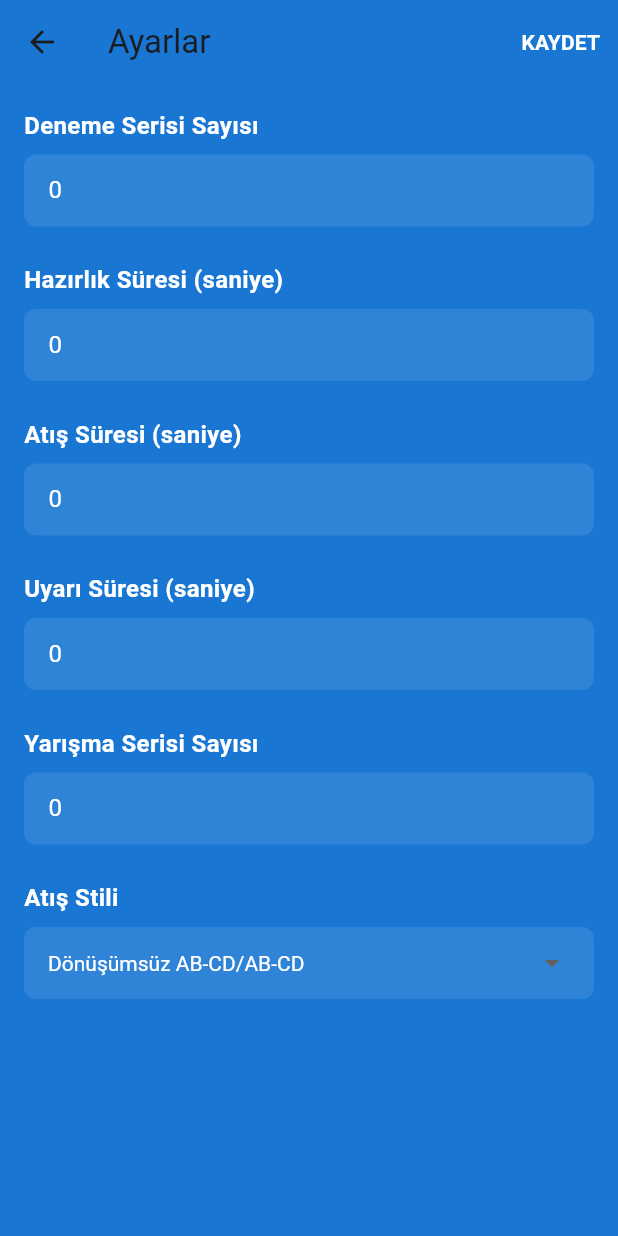
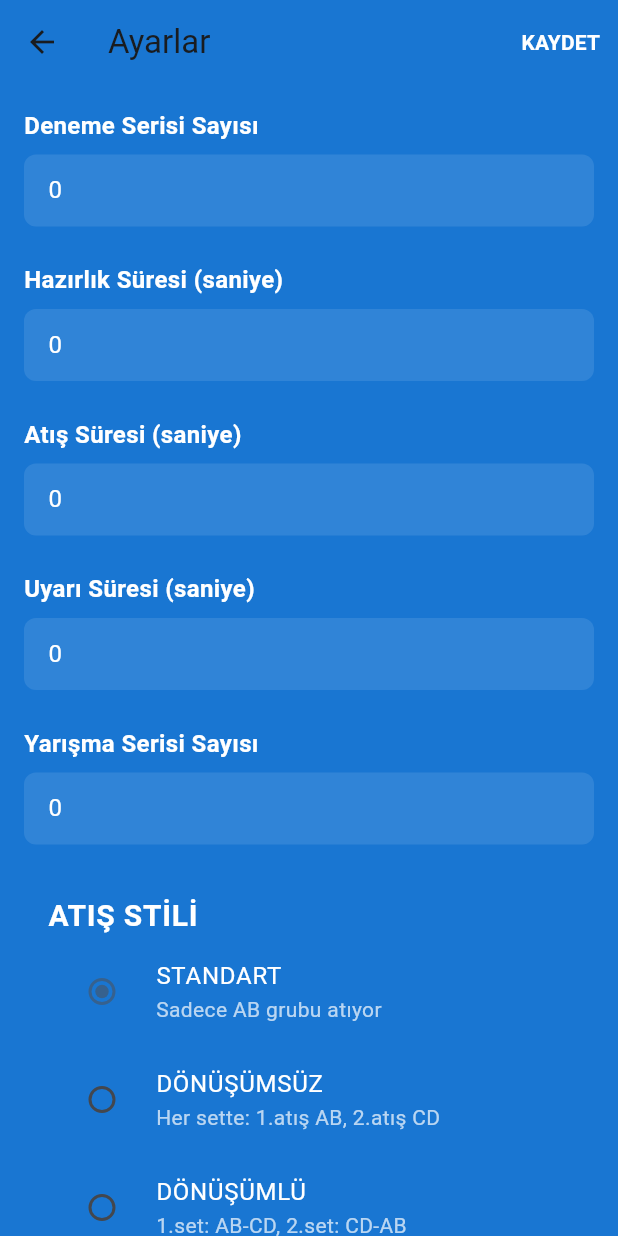
Before and after one commit to hasanali8334/archery_timer, a Flutter app: the SettingsScreen screen opened directly with empty values, on a phone screen of 412 x 824 dp. Run offline on Flutter 3.47's test engine with Material 3 defaults, Android fonts, the phone set to English and light mode, and no system bars; our stand-ins replace audioplayers, shared_preferences; accounts and stored records are empty.

Commit message:
Atış stilleri güncellendi: - ShootingStyle enum'u models klasörüne taşındı - Yeni stiller: standard, alternating, rotating - Settings Screen'de stil seçimi radio butonlarla yapılıyor - Varsayılan stil alternating olarak ayarlandı

```diff
--- a/lib/models/shooting_style.dart
+++ b/lib/models/shooting_style.dart
@@ -1,5 +1,5 @@
 enum ShootingStyle {
-  donusumsuzABCD, // AB-CD/AB-CD: 1.atış AB, 2.atış CD, 3.atış AB, 4.atış CD
-  donusumluABCD, // AB-CD/CD-AB: 1.atış AB, 2.atış CD, 3.atış CD, 4.atış AB
-  standart, // Tek atış AB hedefine
+  standard,    // Sadece AB grubu atıyor
+  alternating, // Dönüşümsüz: Her sette AB sonra CD
+  rotating     // Dönüşümlü: 1. set AB-CD, 2. set CD-AB
 }
--- a/lib/screens/settings_screen.dart
+++ b/lib/screens/settings_screen.dart
@@ -317,49 +317,28 @@ class _SettingsScreenState extends State<SettingsScreen> {
                 ),
               ),
               const SizedBox(height: 24),
-              const Text(
-                'Atış Stili',
+              ListTile(
+                title: const Text(
+                  'ATIŞ STİLİ',
                   style: TextStyle(
                     color: Colors.white,
-                  fontSize: 16,
+                    fontSize: 20,
                     fontWeight: FontWeight.bold,
                   ),
                 ),
-              const SizedBox(height: 8),
-              Container(
-                decoration: BoxDecoration(
-                  color: Colors.white.withOpacity(0.1),
-                  borderRadius: BorderRadius.circular(8),
+                subtitle: Column(
+                  children: [
+                    RadioListTile<ShootingStyle>(
+                      title: const Text(
+                        'STANDART',
+                        style: TextStyle(color: Colors.white),
                       ),
-                padding: const EdgeInsets.symmetric(horizontal: 16),
-                child: DropdownButton<ShootingStyle>(
-                  value: _shootingStyle,
-                  dropdownColor: Colors.blue.shade800,
-                  isExpanded: true,
-                  underline: Container(),
-                  style: const TextStyle(color: Colors.white),
-                  items:
-                      ShootingStyle.values.map((ShootingStyle style) {
-                        String styleText;
-                        switch (style) {
-                          case ShootingStyle.standart:
-                            styleText = 'Standart AB';
-                            break;
-                          case ShootingStyle.donusumsuzABCD:
-                            styleText = 'Dönüşümsüz AB-CD/AB-CD';
-                            break;
-                          case ShootingStyle.donusumluABCD:
-                            styleText = 'Dönüşümlü AB-CD/CD-AB';
-                            break;
-                        }
-                        return DropdownMenuItem<ShootingStyle>(
-                          value: style,
-                          child: Text(
-                            styleText,
-                            style: const TextStyle(color: Colors.white),
+                      subtitle: const Text(
+                        'Sadece AB grubu atıyor',
+                        style: TextStyle(color: Colors.white70),
                       ),
-                        );
-                      }).toList(),
+                      value: ShootingStyle.standard,
+                      groupValue: _shootingStyle,
                       onChanged: (ShootingStyle? newValue) {
                         if (newValue != null) {
                           setState(() {
@@ -367,6 +346,46 @@ class _SettingsScreenState extends State<SettingsScreen> {
                           });
                         }
                       },
+                    ),
+                    RadioListTile<ShootingStyle>(
+                      title: const Text(
+                        'DÖNÜŞÜMSÜZ',
+                        style: TextStyle(color: Colors.white),
+                      ),
+                      subtitle: const Text(
+                        'Her sette: 1.atış AB, 2.atış CD',
+                        style: TextStyle(color: Colors.white70),
+                      ),
+                      value: ShootingStyle.alternating,
+                      groupValue: _shootingStyle,
+                      onChanged: (ShootingStyle? newValue) {
+                        if (newValue != null) {
+                          setState(() {
+                            _shootingStyle = newValue;
+                          });
+                        }
+                      },
+                    ),
+                    RadioListTile<ShootingStyle>(
+                      title: const Text(
+                        'DÖNÜŞÜMLÜ',
+                        style: TextStyle(color: Colors.white),
+                      ),
+                      subtitle: const Text(
+                        '1.set: AB-CD, 2.set: CD-AB',
+                        style: TextStyle(color: Colors.white70),
+                      ),
+                      value: ShootingStyle.rotating,
+                      groupValue: _shootingStyle,
+                      onChanged: (ShootingStyle? newValue) {
+                        if (newValue != null) {
+                          setState(() {
+                            _shootingStyle = newValue;
+                          });
+                        }
+                      },
+                    ),
+                  ],
                 ),
               ),
             ],
```
Also changed, not shown: lib/main.dart (+4 -4 lines), lib/screens/shooting_screen.dart (+40 -7 lines). Lines whose indentation alone changed are shown as unchanged.
